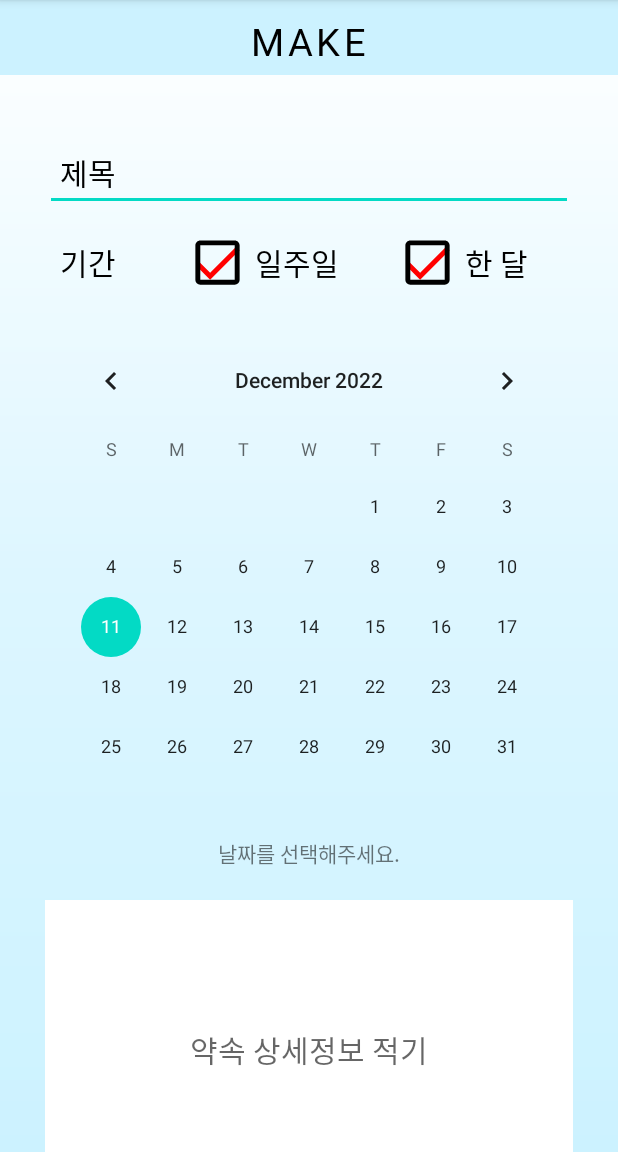
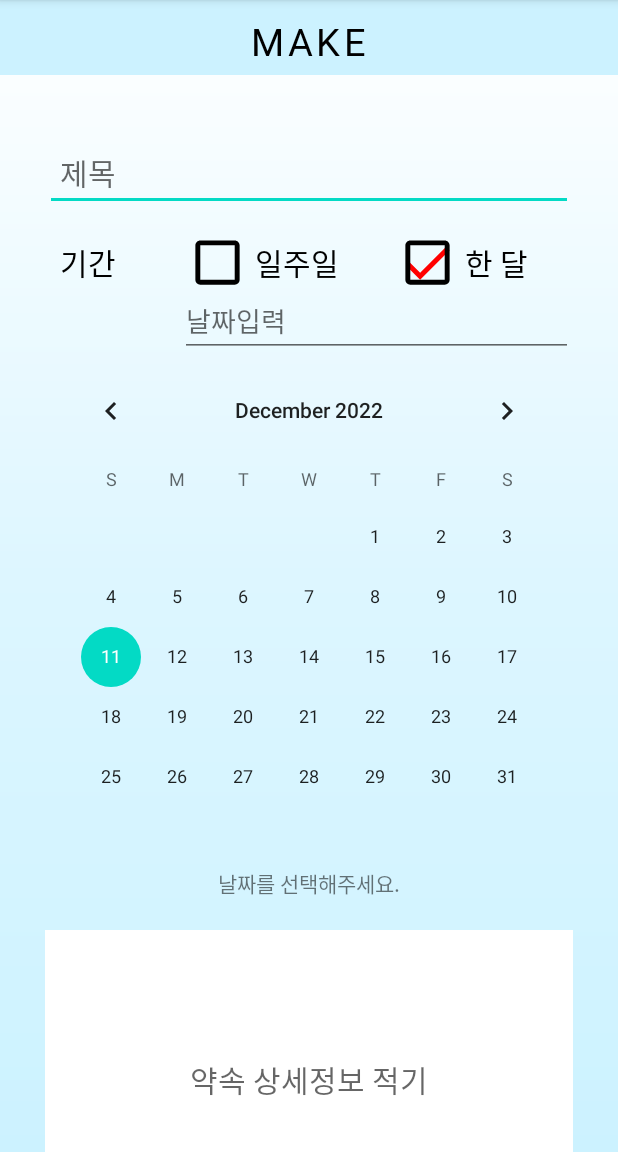
Before and after one commit to twalla26/timetable-scheduling-app, an Android app: the MakeActivity screen opened directly, with no data from a screen before it, after a tap on an icon or button, on a phone screen of 412 x 824 dp, the part 84-1236 px from its top. Run offline under Robolectric (Android 15) with nearby library versions, the phone set to English and light mode, and no system bars; 1 other tap on this screen came first.

Commit message:
seek_date_and_select_duration

```diff
--- a/app/src/main/java/com/example/scheduler/MakeActivity.java
+++ b/app/src/main/java/com/example/scheduler/MakeActivity.java
@@ -8,6 +8,7 @@ import android.content.Intent;
 import android.os.Bundle;
 
 import android.view.View;
+import android.widget.EditText;
 import android.widget.ImageButton;
 import androidx.annotation.NonNull;
 import android.widget.CalendarView;
@@ -20,6 +21,7 @@ public class MakeActivity extends AppCompatActivity {
 
     ImageButton boxbutton, boxbutton2, boxbutton3, boxbutton4;
     ImageButton checkbutton, checkbutton2, checkbutton3, checkbutton4;
+    EditText duration,time;
 
     CalendarView cal;
     TextView tv_text;
@@ -42,9 +44,9 @@ public class MakeActivity extends AppCompatActivity {
 
         Calendar calendar = Calendar.getInstance();
 
-        week=calendar.get(Calendar.DAY_OF_WEEK);
-        daytoday=calendar.get(Calendar.DAY_OF_MONTH);
-        monthtoday=calendar.get(Calendar.MONTH);
+        week=calendar.get(Calendar.DAY_OF_WEEK);//요일
+        daytoday=calendar.get(Calendar.DAY_OF_MONTH);//날짜
+        monthtoday=calendar.get(Calendar.MONTH);//월
         cal = findViewById(R.id.calendarView);
 
         tv_text = findViewById(R.id.tv_text);
@@ -55,19 +57,30 @@ public class MakeActivity extends AppCompatActivity {
             public void onSelectedDayChange(@NonNull CalendarView calendarView, int year, int month, int day) {
                 int a=day-daytoday;
                 if(monthtoday!=month){
+                while(monthtoday!=month){
                     if (monthtoday == 0 || monthtoday == 2 || monthtoday == 4 || monthtoday == 6 || monthtoday == 7 || monthtoday == 9 || monthtoday == 11) {
-                        a=31-daytoday+day;
+                        int b=31;
+                        a+=b;
                     }
                     else if(monthtoday==1){
-                        a=28-daytoday+day;
+                        int c=28;
+                        a+=c;
                     }
                     else{
-                        a=30-daytoday+day;
+                        int d=30;
+                        a+=d;
                     }
-                }
-                while(a>=7){
-                    a=a-7;
-                }
+                    if(monthtoday==11){
+                        monthtoday=0;
+                    }
+                    else{
+                        monthtoday++;
+                    }
+                    }}
+
+                    while (a >= 7) {
+                        a = a - 7;
+                    }
                 selectedweek=(week+a)%7;
                 if(selectedweek==0){
                     selectedweek=7;
@@ -97,6 +110,9 @@ public class MakeActivity extends AppCompatActivity {
                 }
 
                 tv_text.setText(year + "년 " + (month + 1) + "월 " + day + "일 " + date);
+                week=calendar.get(Calendar.DAY_OF_WEEK);//요일
+                daytoday=calendar.get(Calendar.DAY_OF_MONTH);//날짜
+                monthtoday=calendar.get(Calendar.MONTH);
             }
 
         });
@@ -113,7 +129,12 @@ public class MakeActivity extends AppCompatActivity {
 
         boxbutton = (ImageButton) findViewById(R.id.checkbox1);
         checkbutton = (ImageButton) findViewById(R.id.check1);
+        time=(EditText) findViewById(R.id.get_time);
+        duration=(EditText) findViewById(R.id.get_duration);
         checkbutton.setVisibility(View.INVISIBLE);
+        time.setVisibility(View.INVISIBLE);
+        duration.setVisibility(View.INVISIBLE);
+
 
         boxbutton.setOnClickListener(new View.OnClickListener() {
             @Override
@@ -121,10 +142,15 @@ public class MakeActivity extends AppCompatActivity {
                 if (i == 0) {
                     boxbutton.setVisibility(View.VISIBLE);
                     checkbutton.setVisibility(View.VISIBLE);
+                    boxbutton2.setVisibility(View.VISIBLE);
+                    checkbutton2.setVisibility(View.INVISIBLE);
+                    time.setVisibility(View.VISIBLE);
+                    duration.setVisibility(View.INVISIBLE);
                     i = 1;
                 } else {
                     boxbutton.setVisibility(View.VISIBLE);
                     checkbutton.setVisibility(View.INVISIBLE);
+                    time.setVisibility(View.INVISIBLE);
                     i = 0;
                 }
             }
@@ -140,10 +166,15 @@ public class MakeActivity extends AppCompatActivity {
                 if (j == 0) {
                     boxbutton2.setVisibility(View.VISIBLE);
                     checkbutton2.setVisibility(View.VISIBLE);
+                    checkbutton.setVisibility(View.INVISIBLE);
+                    checkbutton2.setVisibility(View.VISIBLE);
+                    time.setVisibility(View.INVISIBLE);
+                    duration.setVisibility(View.VISIBLE);
                     j = 1;
                 } else {
                     boxbutton2.setVisibility(View.VISIBLE);
                     checkbutton2.setVisibility(View.INVISIBLE);
+                    duration.setVisibility(View.INVISIBLE);
                     j = 0;
                 }
             }
--- a/app/src/main/res/layout/activity_make.xml
+++ b/app/src/main/res/layout/activity_make.xml
@@ -55,12 +55,13 @@
                     android:paddingLeft="10dp"
                     android:layout_width="match_parent"
                     android:layout_height="match_parent"
-                    android:text="제목"
+                    android:hint="제목"
+                    android:adjustViewBounds="true"
                     android:gravity="center_vertical"
                     android:textSize="20dp"
                     android:layout_gravity="center"
-                    android:fontFamily="@font/font1"
-                    android:textColor="@color/black"/>
+                    android:textColor="@color/black"
+                    android:fontFamily="@font/font1" />
 
             </LinearLayout>
 
@@ -173,11 +174,41 @@
 
             </LinearLayout>
 
+            <LinearLayout
+                android:layout_width="match_parent"
+                android:layout_height="wrap_content"
+                android:orientation="horizontal"
+                android:paddingTop="190dp"
+                android:paddingLeft="120dp"
+                android:paddingRight="30dp">
+
+                <EditText
+                    android:id="@+id/get_time"
+                    android:layout_width="match_parent"
+                    android:layout_height="wrap_content"
+                    android:hint="시간입력"
+                    android:fontFamily="@font/font1"/>
+            </LinearLayout>
 
             <LinearLayout
                 android:layout_width="match_parent"
                 android:layout_height="wrap_content"
-                android:paddingTop="220dp"
+                android:orientation="horizontal"
+                android:paddingTop="190dp"
+                android:paddingLeft="120dp"
+                android:paddingRight="30dp">
+                <EditText
+                    android:id="@+id/get_duration"
+                    android:layout_width="match_parent"
+                    android:layout_height="wrap_content"
+                    android:hint="날짜입력"
+                    android:fontFamily="@font/font1"/>
+            </LinearLayout>
+
+            <LinearLayout
+                android:layout_width="match_parent"
+                android:layout_height="wrap_content"
+                android:paddingTop="240dp"
                 android:gravity="center"
                 android:orientation="vertical">
             <CalendarView
@@ -201,7 +232,7 @@
             <LinearLayout
                 android:layout_width="match_parent"
                 android:layout_height="wrap_content"
-                android:paddingTop="600dp"
+                android:paddingTop="620dp"
                 android:paddingLeft="30dp"
                 android:paddingRight="30dp"
                 android:orientation="horizontal">
@@ -219,12 +250,13 @@
                     android:scaleType="fitCenter"/>
 
             </LinearLayout>
+
             <LinearLayout
                 android:layout_width="match_parent"
                 android:layout_height="wrap_content"
                 android:gravity="right"
                 android:orientation="horizontal"
-                android:paddingTop="810dp"
+                android:paddingTop="830dp"
                 android:paddingRight="30dp">
 
 
@@ -238,8 +270,6 @@
                     android:text="등록"
                     android:textSize="15dp" />
 
-
-
             </LinearLayout>
 
 
```
Also changed, not shown: app/src/main/AndroidManifest.xml (+5 -2 lines), app/src/main/res/layout/activity_make_timetable.xml (+38 -1 lines).
